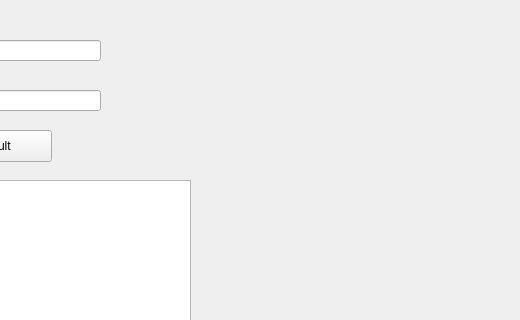
S1ckick/dm9375, file dm9375/polynomsumwindow.ui: the form before one commit; both pictures show x 280 to 800 and y 0 to 320 of the 800 by 600 pixel window.
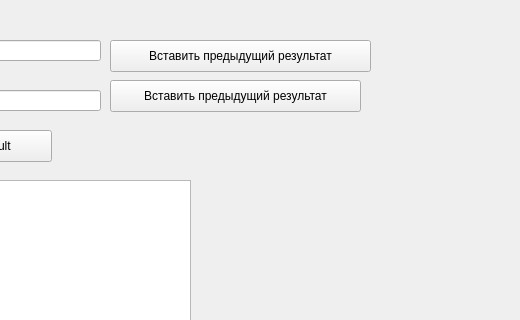
The form after the commit.

```diff
--- a/dm9375/polynomsumwindow.ui
+++ b/dm9375/polynomsumwindow.ui
@@ -102,6 +102,32 @@
      <string/>
     </property>
    </widget>
+   <widget class="QPushButton" name="pushButton">
+    <property name="geometry">
+     <rect>
+      <x>390</x>
+      <y>40</y>
+      <width>261</width>
+      <height>32</height>
+     </rect>
+    </property>
+    <property name="text">
+     <string>Вставить предыдущий результат</string>
+    </property>
+   </widget>
+   <widget class="QPushButton" name="pushButton_2">
+    <property name="geometry">
+     <rect>
+      <x>390</x>
+      <y>80</y>
+      <width>251</width>
+      <height>32</height>
+     </rect>
+    </property>
+    <property name="text">
+     <string>Вставить предыдущий результат</string>
+    </property>
+   </widget>
   </widget>
   <widget class="QMenuBar" name="menubar">
    <property name="geometry">
```
